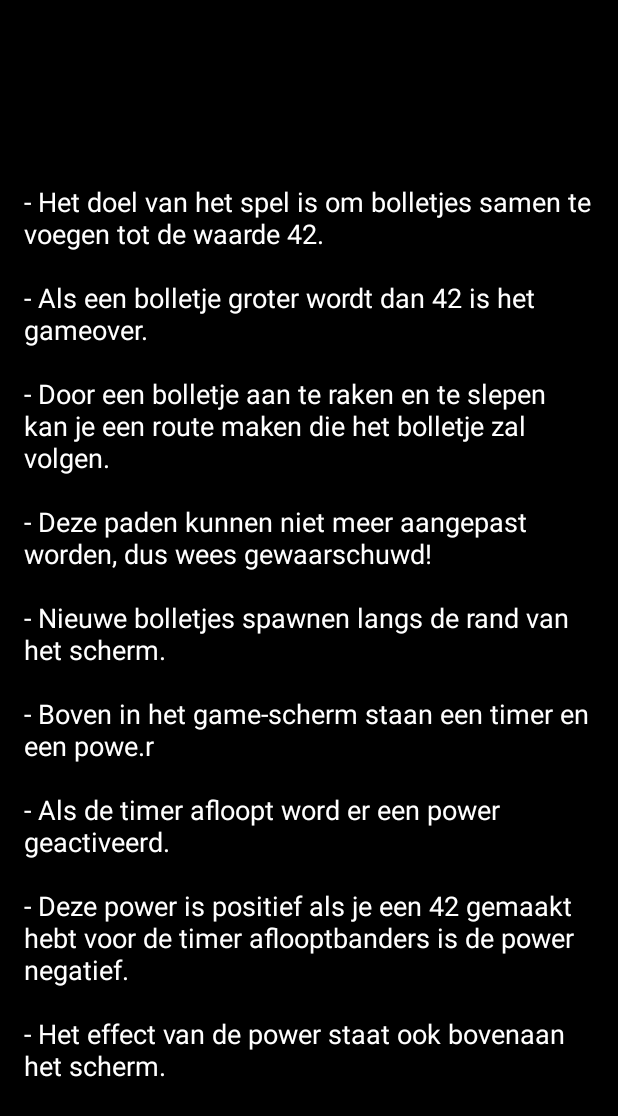
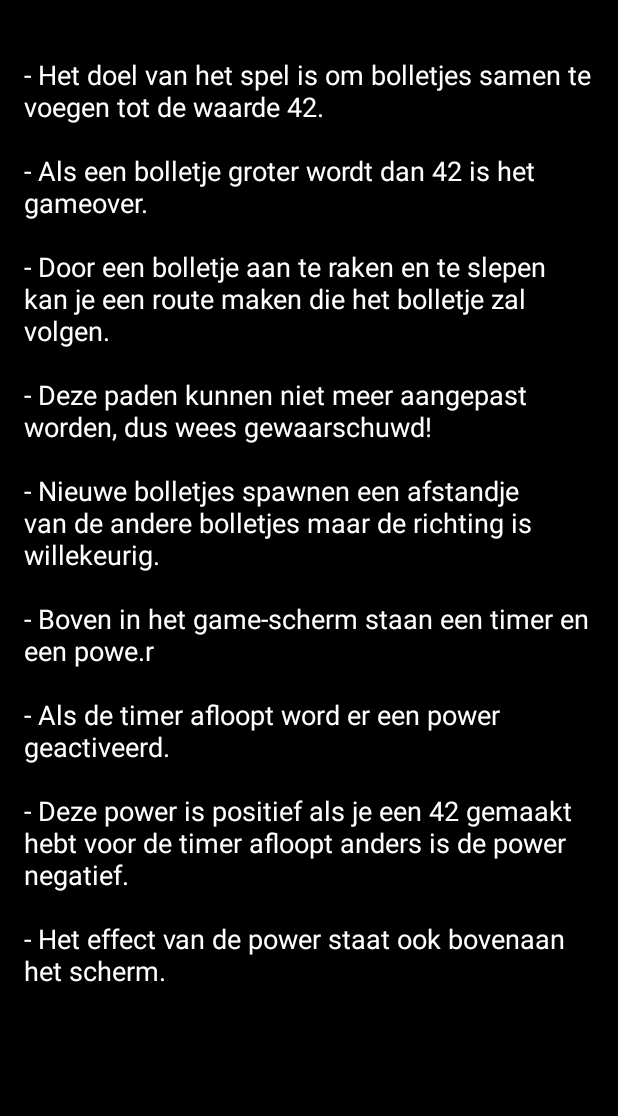
Before and after one commit to Masqueey/super42, an Android app: the Help screen opened directly, with no data from a screen before it, on a phone screen of 412 x 824 dp. Shown: the top 1116 px of the screen. Run offline under Robolectric (Android 15) with nearby library versions, the phone set to English and light mode, and no system bars.

Commit message:
Help activity scroll fix
Help activity scroll gefixt en typo verbeterd.

```diff
--- a/app/src/main/java/com/example/puC/super42/Help.java
+++ b/app/src/main/java/com/example/puC/super42/Help.java
@@ -24,10 +24,10 @@ public class Help extends Activity {
                 " - Als een bolletje groter wordt dan 42 is het gameover. " + "<br/>" + "<br/>" +
                 " - Door een bolletje aan te raken en te slepen kan je een route maken die het bolletje zal volgen. " + "<br/>" + "<br/>" +
                 " - Deze paden kunnen niet meer aangepast worden, dus wees gewaarschuwd!"  + "<br/>" + "<br/>" +
-                " - Nieuwe bolletjes spawnen langs de rand van het scherm. " + "<br/>" + "<br/>" +
+                " - Nieuwe bolletjes spawnen een afstandje van de andere bolletjes maar de richting is willekeurig. " + "<br/>" + "<br/>" +
                 " - Boven in het game-scherm staan een timer en een powe.r" + "<br/>" + "<br/>" +
                 " - Als de timer afloopt word er een power geactiveerd. " + "<br/>" + "<br/>" +
-                " - Deze power is positief als je een 42 gemaakt hebt voor de timer aflooptbanders is de power negatief." +  "<br/>" + "<br/>" +
+                " - Deze power is positief als je een 42 gemaakt hebt voor de timer afloopt anders is de power negatief." +  "<br/>" + "<br/>" +
                 " - Het effect van de power staat ook bovenaan het scherm."
 
         ));
--- a/app/src/main/res/layout/activity_help.xml
+++ b/app/src/main/res/layout/activity_help.xml
@@ -11,13 +11,14 @@
     tools:context="com.example.puC.super42.Help">
 
 
-    <ScrollView android:id="@+id/ScrlView" android:layout_width="fill_parent" android:layout_height="fill_parent" >
+    <ScrollView xmlns:android="http://schemas.android.com/apk/res/android"
+        android:layout_width="match_parent"
+        android:layout_height="match_parent" >
+
         <LinearLayout
-            android:layout_width="fill_parent"
-            android:orientation="vertical"
-            android:id="@+id/linearLayout1"
-            android:layout_height="fill_parent"
-            android:layout_gravity="center_vertical|center_horizontal">
+            android:layout_width="match_parent"
+            android:layout_height="wrap_content"
+            android:orientation="vertical" >
 
             <TextView
                 android:layout_width="match_parent"
```
